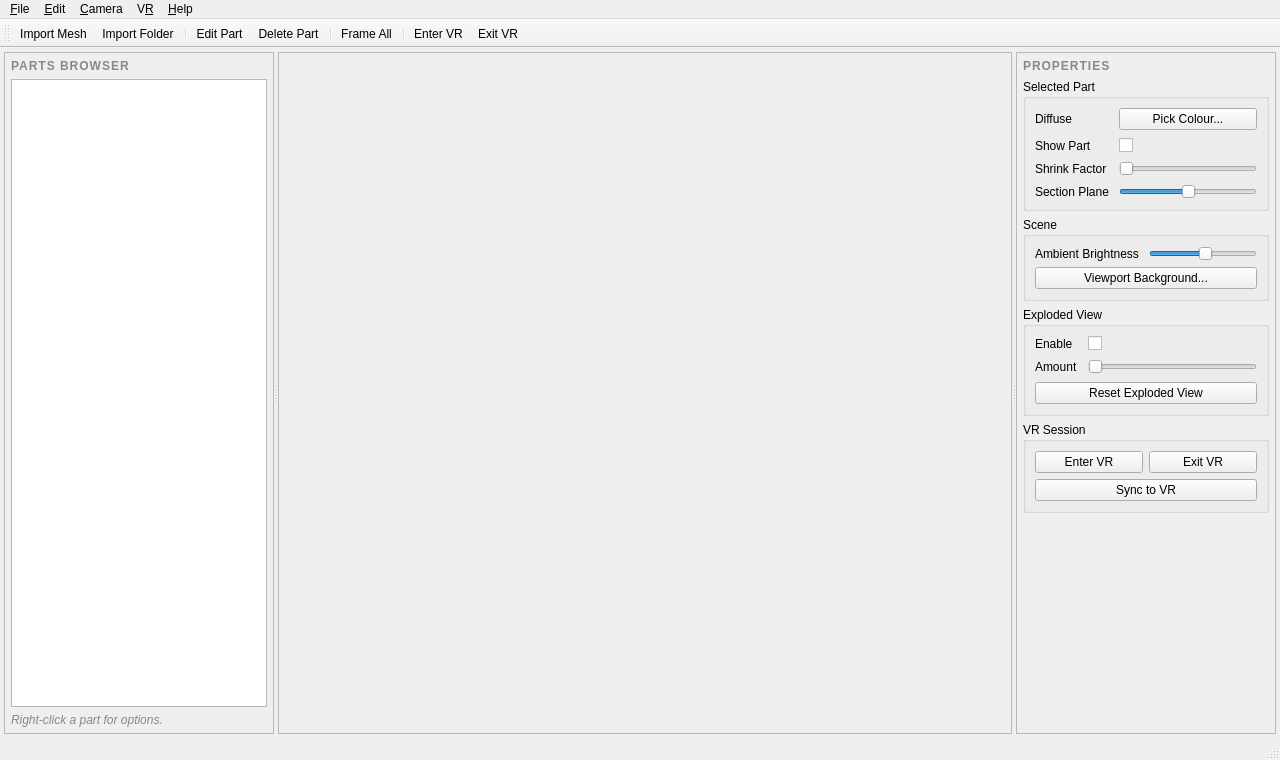
Qt form mainwindow.ui (2025-GROUP-1/2025_GROUP_1) before a commit.
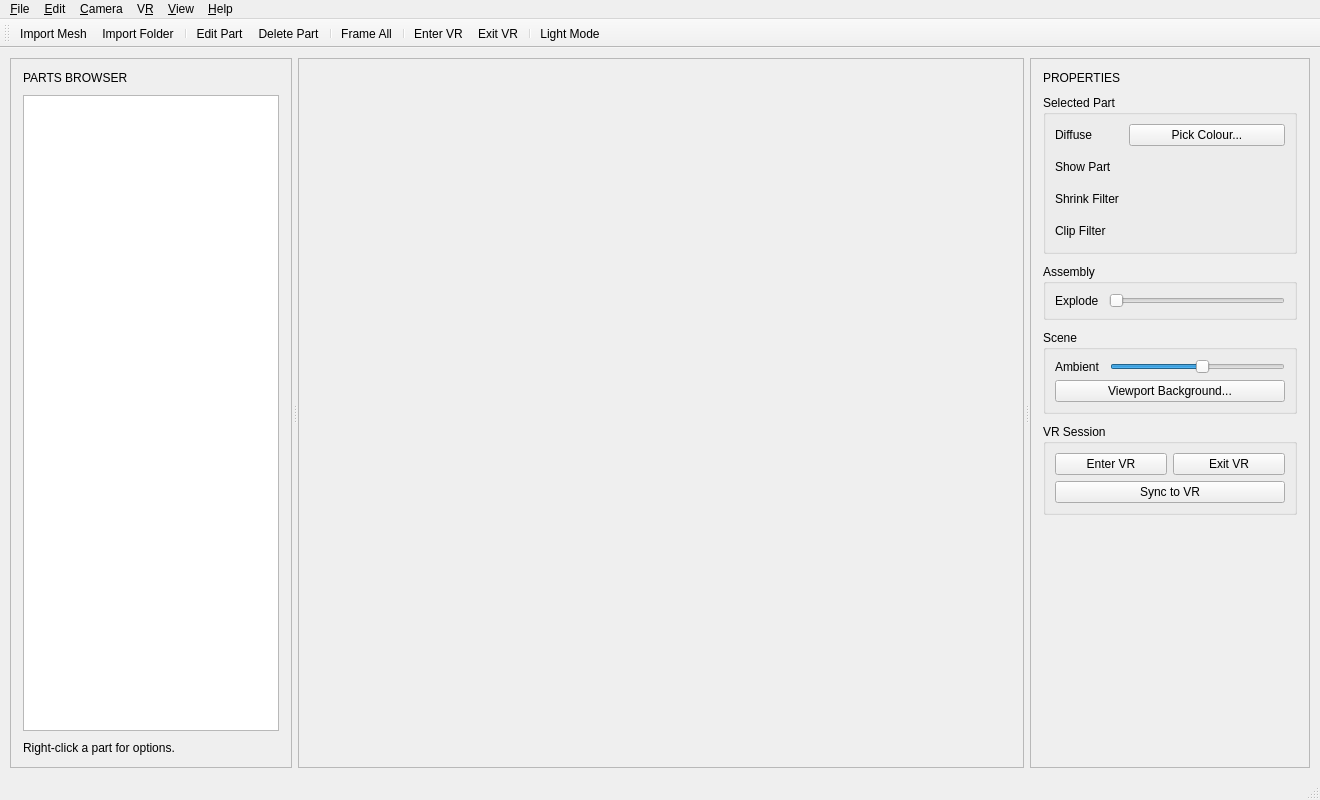
The same form after that commit. Icons and pictures are not drawn. Custom widgets are drawn as their Qt base class.

Commit message: Improved upon GUI, included dark and light mdoe feature. Removed slider feature of the filters with a toggle instead, change box, size and made a teal theme, consistent of both dark and light mode

```diff
--- a/mainwindow.ui
+++ b/mainwindow.ui
@@ -6,8 +6,8 @@
 			<rect>
 				<x>0</x>
 				<y>0</y>
-				<width>1280</width>
-				<height>760</height>
+				<width>1320</width>
+				<height>800</height>
 			</rect>
 		</property>
 		<property name="windowTitle">
@@ -16,19 +16,19 @@
 		<widget class="QWidget" name="centralwidget">
 			<layout class="QHBoxLayout" name="centralLayout">
 				<property name="spacing">
-					<number>4</number>
+					<number>10</number>
 				</property>
 				<property name="leftMargin">
-					<number>4</number>
+					<number>10</number>
 				</property>
 				<property name="topMargin">
-					<number>4</number>
+					<number>10</number>
 				</property>
 				<property name="rightMargin">
-					<number>4</number>
+					<number>10</number>
 				</property>
 				<property name="bottomMargin">
-					<number>4</number>
+					<number>10</number>
 				</property>
 				<item>
 					<widget class="QSplitter" name="mainSplitter">
@@ -36,7 +36,7 @@
 							<enum>Qt::Orientation::Horizontal</enum>
 						</property>
 						<property name="handleWidth">
-							<number>4</number>
+							<number>6</number>
 						</property>
 						<property name="childrenCollapsible">
 							<bool>false</bool>
@@ -44,7 +44,7 @@
 						<widget class="QFrame" name="browserFrame">
 							<property name="minimumSize">
 								<size>
-									<width>220</width>
+									<width>240</width>
 									<height>0</height>
 								</size>
 							</property>
@@ -52,23 +52,23 @@
 								<enum>QFrame::Shape::StyledPanel</enum>
 							</property>
 							<layout class="QVBoxLayout" name="browserLayout">
+								<property name="spacing">
+									<number>10</number>
+								</property>
 								<property name="leftMargin">
-									<number>6</number>
+									<number>12</number>
 								</property>
 								<property name="topMargin">
-									<number>6</number>
+									<number>12</number>
 								</property>
 								<property name="rightMargin">
-									<number>6</number>
+									<number>12</number>
 								</property>
 								<property name="bottomMargin">
-									<number>6</number>
+									<number>12</number>
 								</property>
 								<item>
 									<widget class="QLabel" name="browserHeading">
-										<property name="styleSheet">
-											<string notr="true">font-weight: bold; letter-spacing: 1px; color: #888;</string>
-										</property>
 										<property name="text">
 											<string>PARTS BROWSER</string>
 										</property>
@@ -89,9 +89,6 @@
 								</item>
 								<item>
 									<widget class="QLabel" name="browserHint">
-										<property name="styleSheet">
-											<string notr="true">color: #888; font-style: italic;</string>
-										</property>
 										<property name="text">
 											<string>Right-click a part for options.</string>
 										</property>
@@ -117,16 +114,16 @@
 									<number>0</number>
 								</property>
 								<property name="leftMargin">
-									<number>0</number>
+									<number>2</number>
 								</property>
 								<property name="topMargin">
-									<number>0</number>
+									<number>2</number>
 								</property>
 								<property name="rightMargin">
-									<number>0</number>
+									<number>2</number>
 								</property>
 								<property name="bottomMargin">
-									<number>0</number>
+									<number>2</number>
 								</property>
 								<item>
 									<widget class="QVTKOpenGLNativeWidget" name="vtkWidget" native="true">
@@ -149,7 +146,7 @@
 						<widget class="QFrame" name="propertiesFrame">
 							<property name="minimumSize">
 								<size>
-									<width>260</width>
+									<width>280</width>
 									<height>0</height>
 								</size>
 							</property>
@@ -157,23 +154,23 @@
 								<enum>QFrame::Shape::StyledPanel</enum>
 							</property>
 							<layout class="QVBoxLayout" name="propertiesLayout">
+								<property name="spacing">
+									<number>10</number>
+								</property>
 								<property name="leftMargin">
-									<number>6</number>
+									<number>12</number>
 								</property>
 								<property name="topMargin">
-									<number>6</number>
+									<number>12</number>
 								</property>
 								<property name="rightMargin">
-									<number>6</number>
+									<number>12</number>
 								</property>
 								<property name="bottomMargin">
-									<number>6</number>
+									<number>12</number>
 								</property>
 								<item>
 									<widget class="QLabel" name="propertiesHeading">
-										<property name="styleSheet">
-											<string notr="true">font-weight: bold; letter-spacing: 1px; color: #888;</string>
-										</property>
 										<property name="text">
 											<string>PROPERTIES</string>
 										</property>
@@ -189,7 +186,7 @@
 												<number>10</number>
 											</property>
 											<property name="verticalSpacing">
-												<number>8</number>
+												<number>10</number>
 											</property>
 											<item row="0" column="0">
 												<widget class="QLabel" name="labelDiffuse">
@@ -214,6 +211,12 @@
 											</item>
 											<item row="1" column="1">
 												<widget class="QCheckBox" name="checkShowPart">
+													<property name="cursor">
+														<cursorShape>PointingHandCursor</cursorShape>
+													</property>
+													<property name="styleSheet">
+														<string notr="true">QCheckBox::indicator { width: 44px; height: 22px; border-radius: 11px; }</string>
+													</property>
 													<property name="text">
 														<string/>
 													</property>
@@ -222,40 +225,75 @@
 											<item row="2" column="0">
 												<widget class="QLabel" name="labelShrink">
 													<property name="text">
-														<string>Shrink Factor</string>
+														<string>Shrink Filter</string>
 													</property>
 												</widget>
 											</item>
 											<item row="2" column="1">
-												<widget class="QSlider" name="sliderShrink">
-													<property name="minimum">
-														<number>0</number>
+												<widget class="QCheckBox" name="toggleShrink">
+													<property name="cursor">
+														<cursorShape>PointingHandCursor</cursorShape>
 													</property>
-													<property name="maximum">
-														<number>100</number>
+													<property name="styleSheet">
+														<string notr="true">QCheckBox::indicator { width: 44px; height: 22px; border-radius: 11px; }</string>
 													</property>
-													<property name="value">
-														<number>0</number>
-													</property>
-													<property name="orientation">
-														<enum>Qt::Orientation::Horizontal</enum>
+													<property name="text">
+														<string/>
 													</property>
 												</widget>
 											</item>
 											<item row="3" column="0">
 												<widget class="QLabel" name="labelSection">
 													<property name="text">
-														<string>Section Plane</string>
+														<string>Clip Filter</string>
 													</property>
 												</widget>
 											</item>
 											<item row="3" column="1">
-												<widget class="QSlider" name="sliderSection">
+												<widget class="QCheckBox" name="toggleClip">
+													<property name="cursor">
+														<cursorShape>PointingHandCursor</cursorShape>
+													</property>
+													<property name="styleSheet">
+														<string notr="true">QCheckBox::indicator { width: 44px; height: 22px; border-radius: 11px; }</string>
+													</property>
+													<property name="text">
+														<string/>
+													</property>
+												</widget>
+											</item>
+										</layout>
+									</widget>
+								</item>
+								<item>
+									<widget class="QGroupBox" name="groupAssembly">
+										<property name="title">
+											<string>Assembly</string>
+										</property>
+										<layout class="QFormLayout" name="groupAssemblyLayout">
+											<property name="horizontalSpacing">
+												<number>10</number>
+											</property>
+											<property name="verticalSpacing">
+												<number>10</number>
+											</property>
+											<item row="0" column="0">
+												<widget class="QLabel" name="labelExplode">
+													<property name="text">
+														<string>Explode</string>
+													</property>
+												</widget>
+											</item>
+											<item row="0" column="1">
+												<widget class="QSlider" name="sliderExplode">
+													<property name="toolTip">
+														<string>Move all parts radially outward from the assembly centre</string>
+													</property>
 													<property name="minimum">
-														<number>-50</number>
+														<number>0</number>
 													</property>
 													<property name="maximum">
-														<number>50</number>
+														<number>100</number>
 													</property>
 													<property name="value">
 														<number>0</number>
@@ -280,12 +318,12 @@
 														<number>10</number>
 													</property>
 													<property name="verticalSpacing">
-														<number>8</number>
+														<number>10</number>
 													</property>
 													<item row="0" column="0">
 														<widget class="QLabel" name="labelBrightness">
 															<property name="text">
-																<string>Ambient Brightness</string>
+																<string>Ambient</string>
 															</property>
 														</widget>
 													</item>
@@ -317,65 +355,6 @@
 										</layout>
 									</widget>
 								</item>
-								<item>
-									<widget class="QGroupBox" name="groupExplode">
-										<property name="title">
-											<string>Exploded View</string>
-										</property>
-										<layout class="QFormLayout" name="groupExplodeLayout">
-											<property name="horizontalSpacing">
-												<number>10</number>
-											</property>
-											<property name="verticalSpacing">
-												<number>8</number>
-											</property>
-											<item row="0" column="0">
-												<widget class="QLabel" name="labelExplodeEnable">
-													<property name="text">
-														<string>Enable</string>
-													</property>
-												</widget>
-											</item>
-											<item row="0" column="1">
-												<widget class="QCheckBox" name="checkExplode">
-													<property name="text">
-														<string/>
-													</property>
-												</widget>
-											</item>
-											<item row="1" column="0">
-												<widget class="QLabel" name="labelExplodeAmount">
-													<property name="text">
-														<string>Amount</string>
-													</property>
-												</widget>
-											</item>
-											<item row="1" column="1">
-												<widget class="QSlider" name="sliderExplode">
-													<property name="minimum">
-														<number>0</number>
-													</property>
-													<property name="maximum">
-														<number>100</number>
-													</property>
-													<property name="value">
-														<number>0</number>
-													</property>
-													<property name="orientation">
-														<enum>Qt::Orientation::Horizontal</enum>
-													</property>
-												</widget>
-											</item>
-											<item row="2" column="0" colspan="2">
-												<widget class="QPushButton" name="buttonResetExplode">
-													<property name="text">
-														<string>Reset Exploded View</string>
-													</property>
-												</widget>
-											</item>
-										</layout>
-									</widget>
-								</item>
 								<item>
 									<widget class="QGroupBox" name="groupVR">
 										<property name="title">
@@ -434,7 +413,7 @@
 				<rect>
 					<x>0</x>
 					<y>0</y>
-					<width>1280</width>
+					<width>1320</width>
 					<height>17</height>
 				</rect>
 			</property>
@@ -467,6 +446,12 @@
 				<addaction name="actionEnter_VR"/>
 				<addaction name="actionExit_VR"/>
 			</widget>
+			<widget class="QMenu" name="menuView">
+				<property name="title">
+					<string>&amp;View</string>
+				</property>
+				<addaction name="actionToggle_Theme"/>
+			</widget>
 			<widget class="QMenu" name="menuHelp">
 				<property name="title">
 					<string>&amp;Help</string>
@@ -477,6 +462,7 @@
 			<addaction name="menuEdit"/>
 			<addaction name="menuCamera"/>
 			<addaction name="menuVR"/>
+			<addaction name="menuView"/>
 			<addaction name="menuHelp"/>
 		</widget>
 		<widget class="QStatusBar" name="statusbar"/>
@@ -500,6 +486,8 @@
 			<addaction name="separator"/>
 			<addaction name="actionEnter_VR"/>
 			<addaction name="actionExit_VR"/>
+			<addaction name="separator"/>
+			<addaction name="actionToggle_Theme"/>
 		</widget>
 		<action name="actionImport_Mesh">
 			<property name="icon">
@@ -609,6 +597,20 @@
 				<enum>QAction::MenuRole::NoRole</enum>
 			</property>
 		</action>
+		<action name="actionToggle_Theme">
+			<property name="text">
+				<string>Light Mode</string>
+			</property>
+			<property name="toolTip">
+				<string>Switch between dark and light themes (Ctrl+T)</string>
+			</property>
+			<property name="shortcut">
+				<string>Ctrl+T</string>
+			</property>
+			<property name="menuRole">
+				<enum>QAction::MenuRole::NoRole</enum>
+			</property>
+		</action>
 		<action name="actionAbout">
 			<property name="text">
 				<string>&amp;About</string>
```
Left out of the diff: 2 changed lines with no effect on the pictures. The commit also changes 7 other files.
